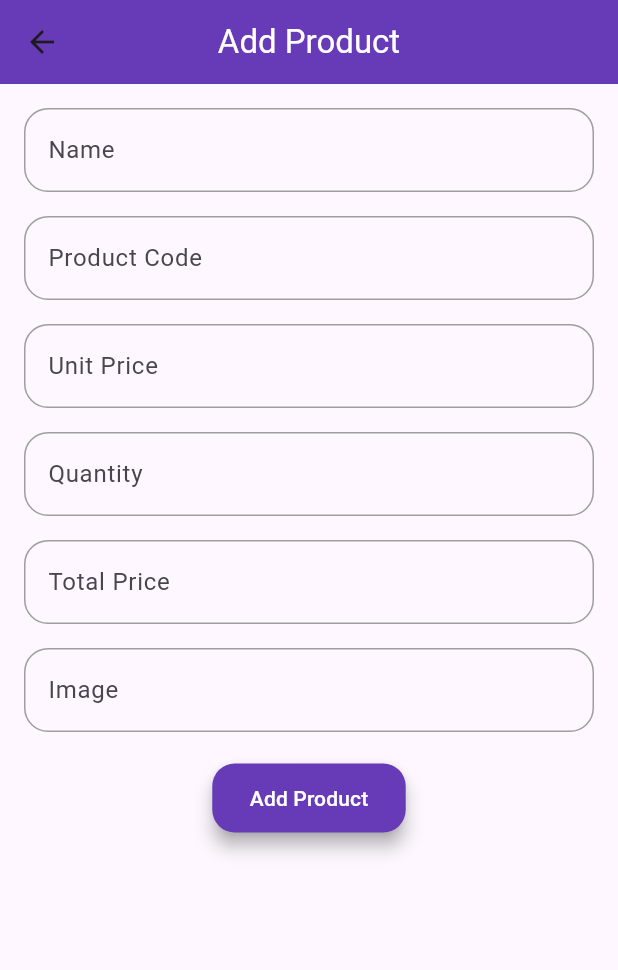
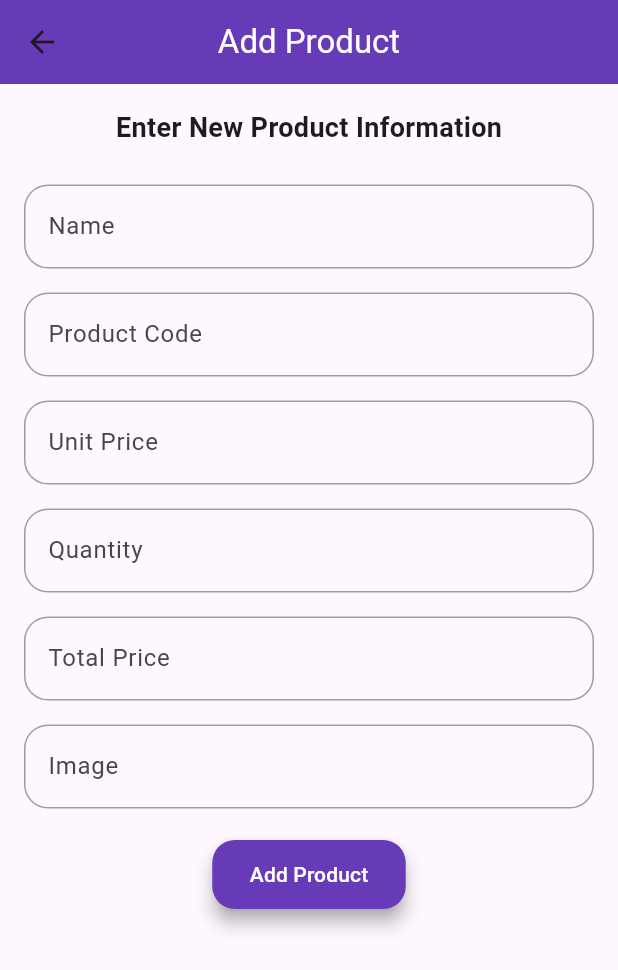
Before and after one commit to Ashrafulalkh/curd_app_with_api, a Flutter app: the AddProductScreen screen opened directly, on a phone screen of 412 x 824 dp. Shown: the top 970 px of the screen. Run offline on Flutter 3.47's test engine with Material 3 defaults, Android fonts, the phone set to English and light mode, and no system bars; network calls fail.

Commit message:
Changes In Some Design

```diff
--- a/lib/add_product_screen.dart
+++ b/lib/add_product_screen.dart
@@ -40,6 +40,13 @@ class _AddProductScreenState extends State<AddProductScreen> {
             key: _formKey,
             child: Column(
               children: [
+                const Text(
+                  'Enter New Product Information',
+                  style: TextStyle(fontSize: 18, fontWeight: FontWeight.bold),
+                ),
+                const SizedBox(
+                  height: 25,
+                ),
                 TextFormField(
                   autovalidateMode: AutovalidateMode.onUserInteraction,
                   controller: _nameTEController,
```
Also changed, not shown: lib/update_product_screen.dart (+7 -0 lines).
